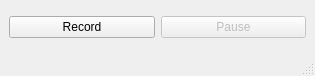
hdkhang6803/PC_Remote_Control, file audiorecorder.ui: the form before one commit.
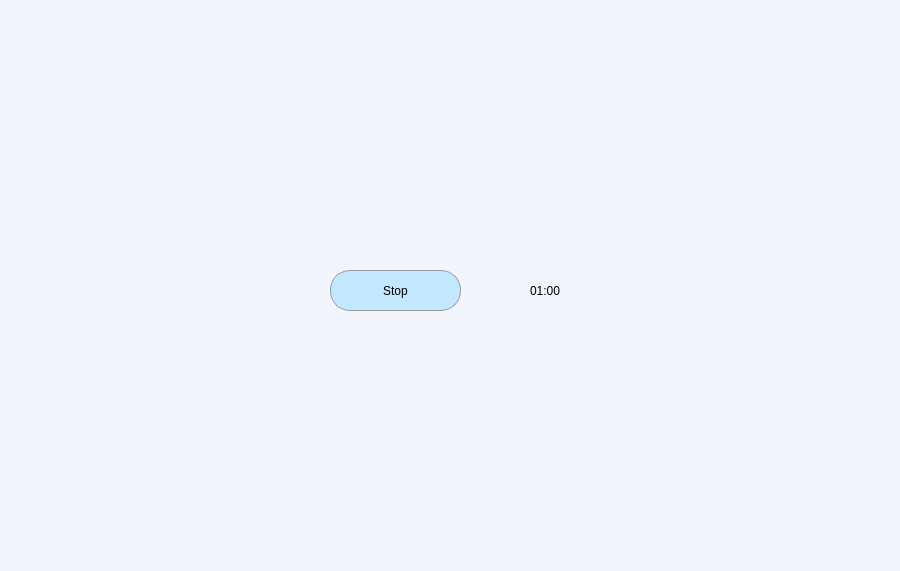
The form after the commit.

The edit to the form file:
```diff
--- a/audiorecorder.ui
+++ b/audiorecorder.ui
@@ -1,40 +1,62 @@
 <?xml version="1.0" encoding="UTF-8"?>
 <ui version="4.0">
- <class>AudioRecorder</class>
- <widget class="QMainWindow" name="AudioRecorder">
+ <class>audiorecorder</class>
+ <widget class="QWidget" name="audiorecorder">
   <property name="geometry">
    <rect>
     <x>0</x>
     <y>0</y>
-    <width>315</width>
-    <height>76</height>
+    <width>900</width>
+    <height>571</height>
    </rect>
   </property>
   <property name="windowTitle">
    <string>MainWindow</string>
   </property>
-  <widget class="QWidget" name="centralwidget">
-   <layout class="QGridLayout" name="gridLayout_3">
-    <item row="0" column="0">
-     <widget class="QPushButton" name="recordButton">
-      <property name="text">
-       <string>Record</string>
-      </property>
-     </widget>
-    </item>
-    <item row="0" column="1">
-     <widget class="QPushButton" name="pauseButton">
-      <property name="enabled">
-       <bool>false</bool>
-      </property>
-      <property name="text">
-       <string>Pause</string>
-      </property>
-     </widget>
-    </item>
-   </layout>
+  <property name="styleSheet">
+   <string notr="true">border-radius: 5px;
+background-color: #F2F6FC;</string>
+  </property>
+  <widget class="QPushButton" name="stopButton">
+   <property name="geometry">
+    <rect>
+     <x>330</x>
+     <y>270</y>
+     <width>131</width>
+     <height>41</height>
+    </rect>
+   </property>
+   <property name="styleSheet">
+    <string notr="true">border-radius: 20px;
+font: 600 9pt &quot;UTM Avo&quot;;
+box-shadow:  10px 5px 5px rgb(0, 0, 0);
+background: #C2E7FF;
+border:  1px solid rgb(154, 154, 154);
+
+</string>
+   </property>
+   <property name="text">
+    <string>Stop</string>
+   </property>
   </widget>
-  <widget class="QStatusBar" name="statusbar"/>
+  <widget class="QLabel" name="timer">
+   <property name="geometry">
+    <rect>
+     <x>530</x>
+     <y>270</y>
+     <width>121</width>
+     <height>41</height>
+    </rect>
+   </property>
+   <property name="styleSheet">
+    <string notr="true">font: 600 10pt &quot;UTM Avo&quot;;
+
+</string>
+   </property>
+   <property name="text">
+    <string>01:00</string>
+   </property>
+  </widget>
  </widget>
  <resources/>
  <connections>
```
Left out of the diff: 42 changed lines with no effect on the pictures.
